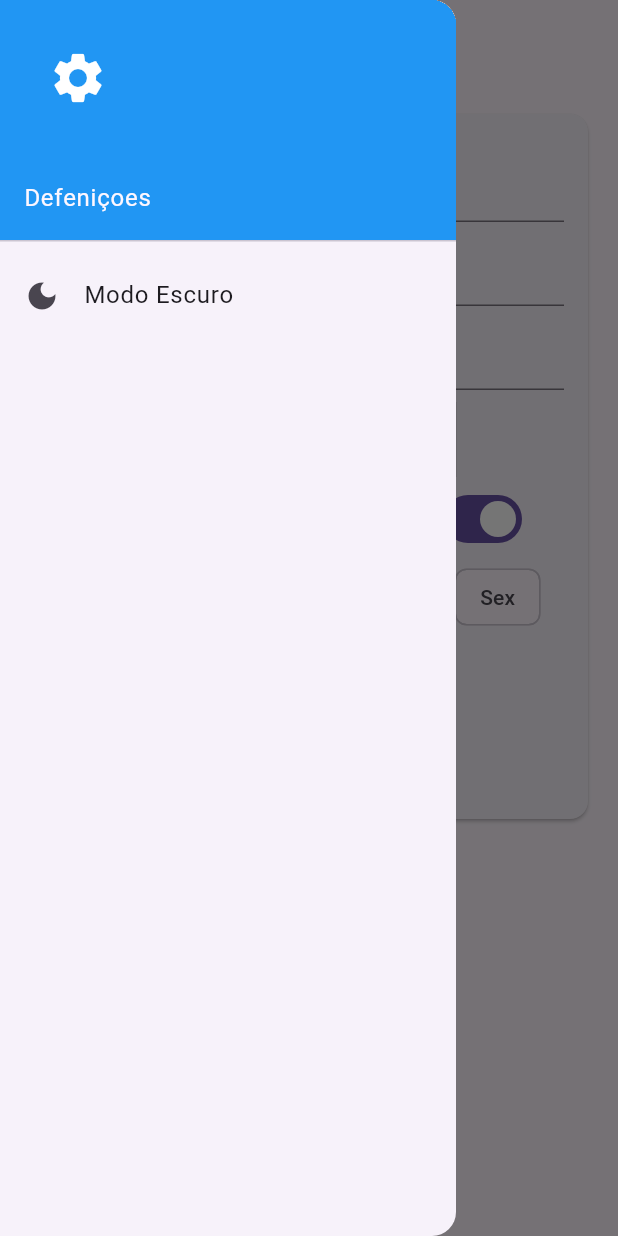
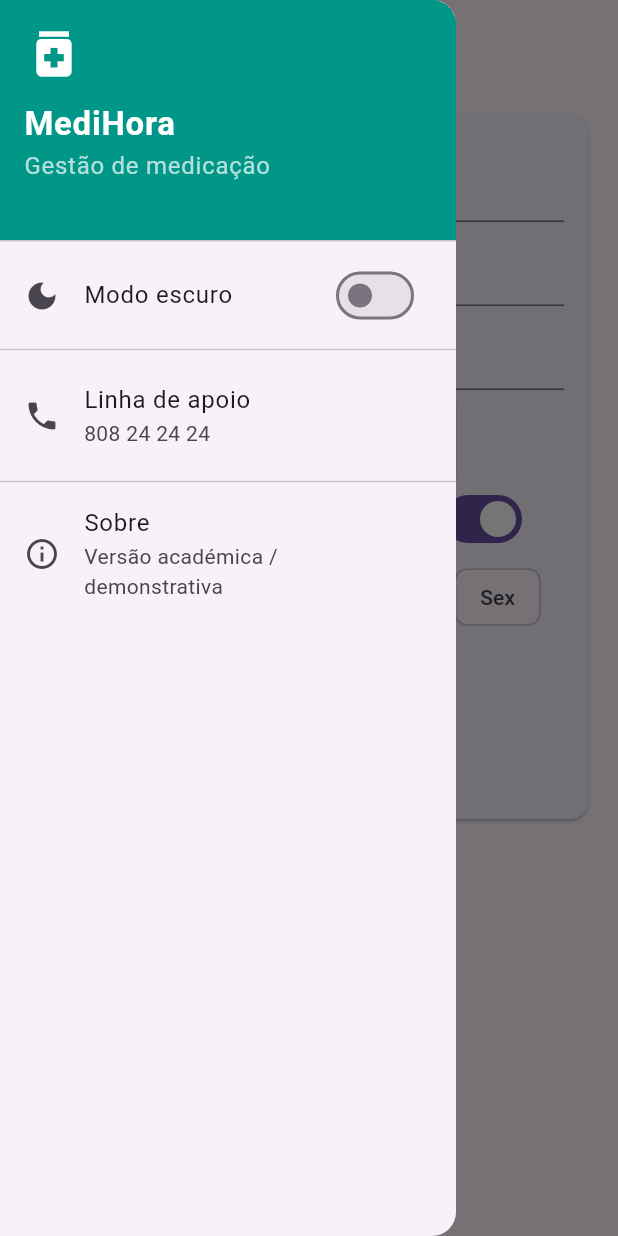
Before and after one commit to amBarreto/PAP, a Flutter app: the screen it shows after launch, with the side drawer open, on a phone screen of 412 x 824 dp. Run offline on Flutter 3.47's test engine with Material 3 defaults, Android fonts, the phone set to English and light mode, and no system bars; our stand-ins replace isar; accounts and stored records are empty; generated files the repository leaves out were written again.

Commit message:
novo drawer

```diff
--- /dev/null
+++ b/lib/drawer.dart
@@ -0,0 +1,91 @@
+import 'package:flutter/material.dart';
+
+class AppDrawer extends StatelessWidget {
+  final bool isDarkMode;
+  final VoidCallback toggleTheme;
+
+  const AppDrawer({
+    super.key,
+    required this.isDarkMode,
+    required this.toggleTheme,
+  });
+
+  @override
+  Widget build(BuildContext context) {
+    return Drawer(
+      child: ListView(
+        padding: EdgeInsets.zero,
+        children: [
+          DrawerHeader(
+            decoration: BoxDecoration(
+              color: isDarkMode ? Colors.grey[900] : Colors.teal,
+            ),
+            child: const Column(
+              crossAxisAlignment: CrossAxisAlignment.start,
+              children:[
+                Icon(Icons.medication, color: Colors.white, size: 40),
+                SizedBox(height: 10),
+                Text(
+                  'MediHora',
+                  style: TextStyle(
+                    color: Colors.white,
+                    fontSize: 22,
+                    fontWeight: FontWeight.bold,
+                  ),
+                ),
+                Text(
+                  'Gestão de medicação',
+                  style: TextStyle(color: Colors.white70),
+                ),
+              ],
+            ),
+          ),
+
+          /* ================= TEMA ================= */
+          SwitchListTile(
+            title: const Text('Modo escuro'),
+            secondary: const Icon(Icons.dark_mode),
+            value: isDarkMode,
+            onChanged: (_) => toggleTheme(),
+          ),
+
+          const Divider(),
+
+          /* ================= LINHA DE APOIO ================= */
+          ListTile(
+            leading: const Icon(Icons.phone),
+            title: const Text('Linha de apoio'),
+            subtitle: const Text('808 24 24 24'),
+            onTap: () {
+              showDialog(
+                context: context,
+                builder: (_) => AlertDialog(
+                  title: const Text('Linha de apoio'),
+                  content: const Text(
+                    'Linha de Apoio SNS 24.\n\n'
+                    '📞 808 24 24 24',
+                  ),
+                  actions: [
+                    ElevatedButton(
+                      onPressed: () => Navigator.pop(context),
+                      child: const Text('Fechar'),
+                    ),
+                  ],
+                ),
+              );
+            },
+          ),
+
+          const Divider(),
+
+          /* ================= SOBRE ================= */
+          const ListTile(
+            leading: Icon(Icons.info_outline),
+            title: Text('Sobre'),
+            subtitle: Text('Versão académica / demonstrativa'),
+          ),
+        ],
+      ),
+    );
+  }
+}
--- a/lib/main.dart
+++ b/lib/main.dart
@@ -2,8 +2,8 @@ import 'package:flutter/material.dart';
 import 'package:isar/isar.dart';
 import 'package:path_provider/path_provider.dart';
 import 'models/medicamento.dart';
-import 'theme_drawer.dart';
-// import 'package:flutter_local_notifications/flutter_local_notifications.dart';
+import 'drawer.dart';
+//import 'package:flutter_local_notifications/flutter_local_notifications.dart';
 
 late Isar isar;
 
@@ -310,7 +310,7 @@ class _MedicationPageState extends State<MedicationPage> {
         title: const Text('💊 MediHora'),
         centerTitle: true,
       ),
-      drawer: ThemeDrawer(
+      drawer: AppDrawer(
         isDarkMode: widget.isDarkMode,
         toggleTheme: widget.toggleTheme,
       ),
--- a/lib/theme_drawer.dart
+++ /dev/null
@@ -1,38 +0,0 @@
-import 'package:flutter/material.dart';
-
-class ThemeDrawer extends StatelessWidget {
-
-  final bool isDarkMode;
-  final VoidCallback toggleTheme;
-
-  const ThemeDrawer({
-
-    super.key,
-    required this.isDarkMode,
-    required this.toggleTheme,
-
-  });
-
-
-  @override
-  Widget build(BuildContext context) {
-
-    return Drawer(
-      child: Column(
-        children: [
-          const UserAccountsDrawerHeader(
-            decoration: BoxDecoration(color: Colors.blue),
-            accountEmail: null,
-            accountName: Text('Defeniçoes', style: TextStyle(fontSize: 16)),
-            currentAccountPicture: Icon(Icons.settings, color:Colors.white, size: 40),
-          ),
-          ListTile(
-            leading: Icon(isDarkMode ? Icons.light_mode: Icons.dark_mode),
-            title: Text(isDarkMode ? 'Modo Claro' : 'Modo Escuro'),
-            onTap: toggleTheme,
-          )
-        ],
-      ),
-    );
-  }
-}
```
